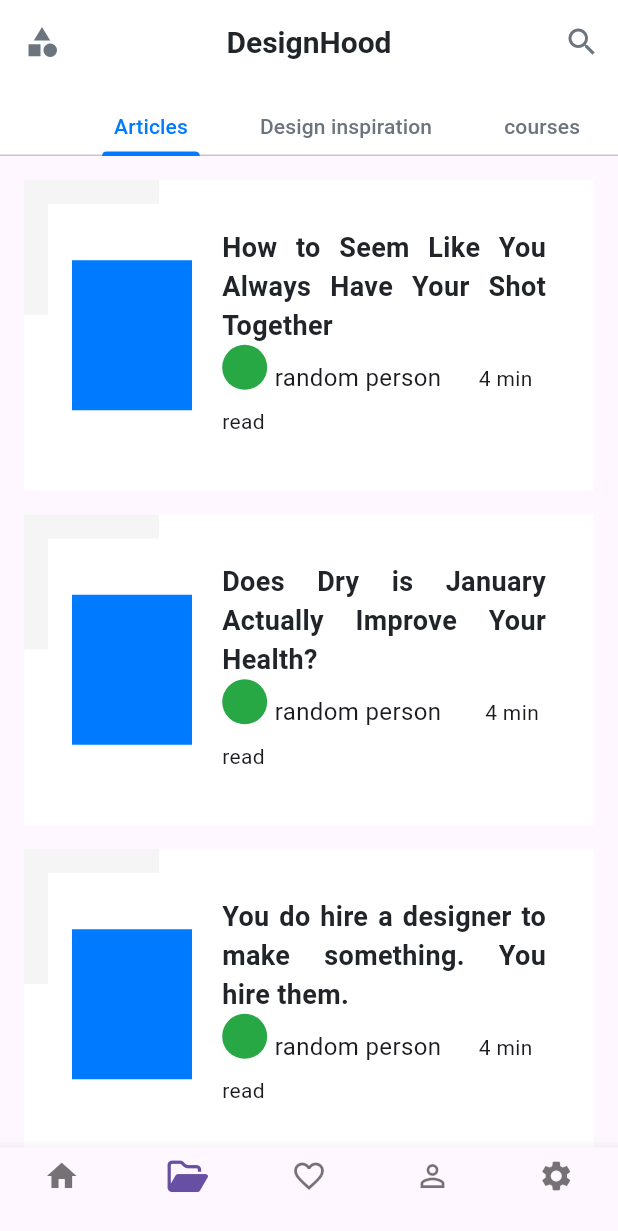
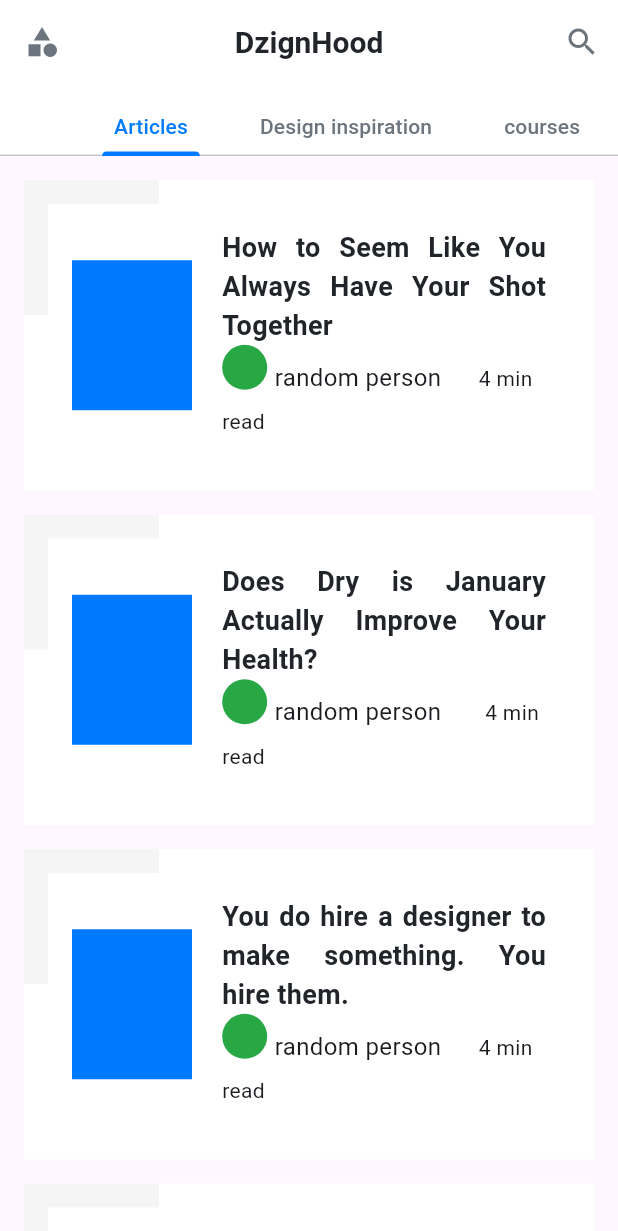
Before and after one commit to hemant-thawani/landingpage, a Flutter app: the screen it shows after launch, on a phone screen of 412 x 824 dp. Shown: the top 1231 px of the screen. Run offline on Flutter 3.47's test engine with Material 3 defaults, Android fonts, the phone set to English and light mode, and no system bars; our stand-ins replace cached_network_image, font_awesome_flutter.

Commit message:
Update page.dart

```diff
--- a/lib/page.dart
+++ b/lib/page.dart
@@ -94,7 +94,7 @@ class _LandingPageState extends State<LandingPage> {
             child: Scaffold(
               appBar: AppBar(
                 centerTitle: true,
-                title: const Text('DesignHood'),
+                title: const Text('DzignHood'),
                 leading: const Icon(Icons.category),
                 actions: <Widget>[
                   IconButton(
@@ -148,32 +148,7 @@ class _LandingPageState extends State<LandingPage> {
                   const Text("we will give all the links of our social media handles here"),
                 ],
               ),
-              bottomNavigationBar: BottomNavigationBar(
-                currentIndex: 1,
-                type: BottomNavigationBarType.fixed,
-                items: const [
-                  BottomNavigationBarItem(
-                    icon: Icon(Icons.home),
-                    label: "",
-                  ),
-                  BottomNavigationBarItem(
-                    icon: Icon(FontAwesomeIcons.folderOpen),
-                    label: "",
-                  ),
-                  BottomNavigationBarItem(
-                    icon: Icon(Icons.favorite_border),
-                    label: "",
-                  ),
-                  BottomNavigationBarItem(
-                    icon: Icon(Icons.person_outline),
-                    label: "",
-                  ),
-                  BottomNavigationBarItem(
-                    icon: Icon(Icons.settings),
-                    label: "",
-                  ),
-                ],
-              ),
+
             )));
   }
 
```
